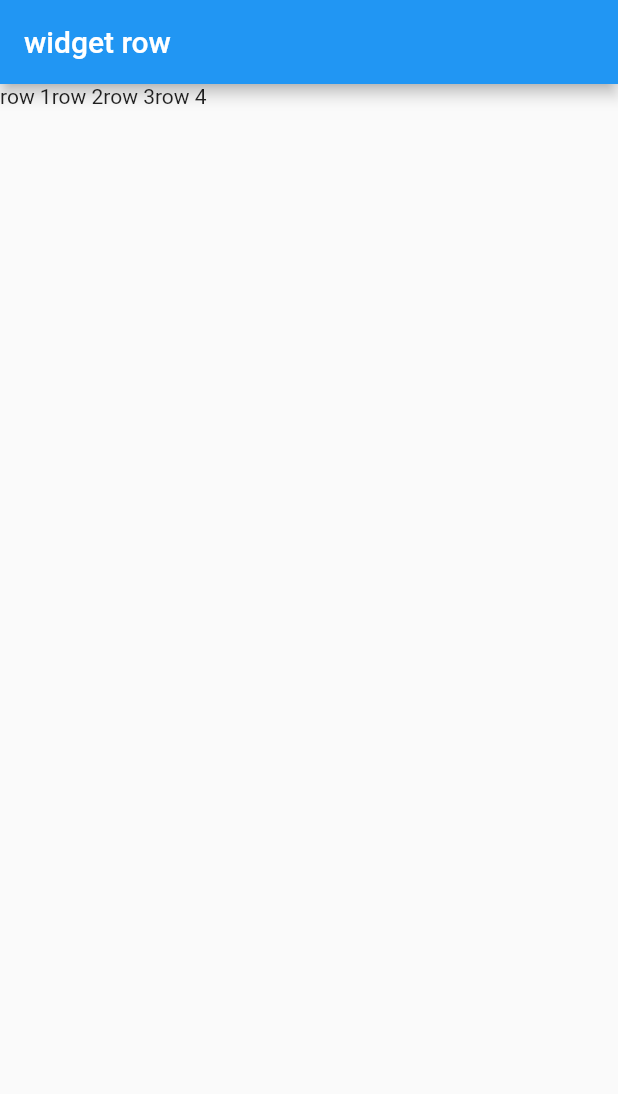
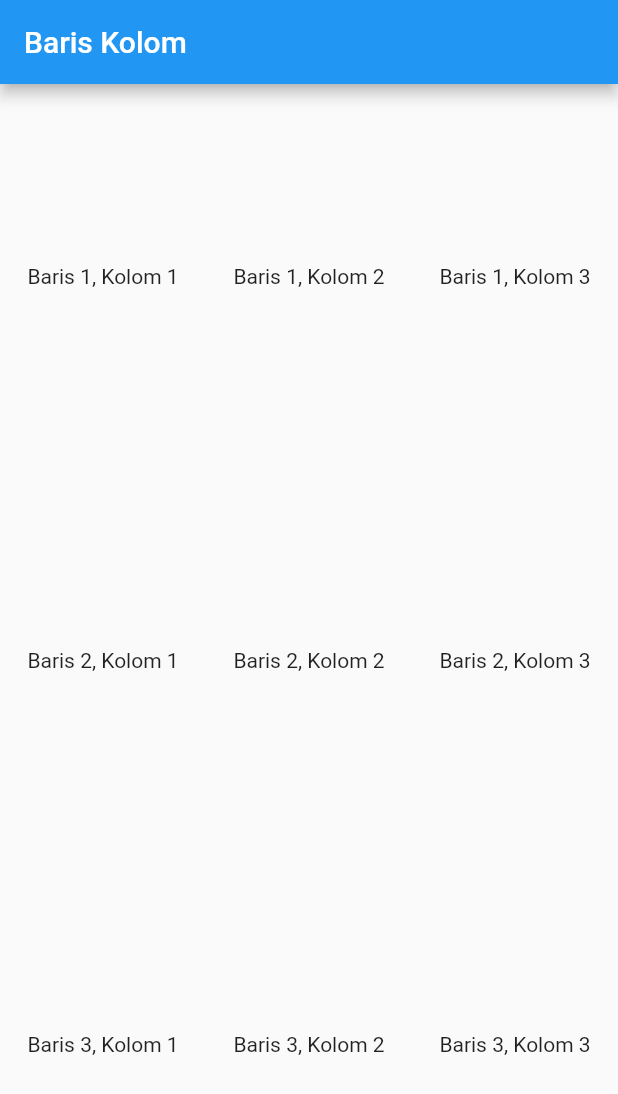
Before and after one commit to julydsp/flutter_application_july, a Flutter app: the screen it shows after launch, on a phone screen of 412 x 824 dp. Shown: the top 1094 px of the screen. Run offline on Flutter 3.47's test engine with Material 2 defaults, Android fonts, the phone set to English and light mode, and no system bars.

Commit message:
BARIS KOLOM

```diff
--- /dev/null
+++ b/lib/baris_kolom.dart
@@ -0,0 +1,26 @@
+import 'package:flutter/material.dart';
+
+class Bariskolom extends StatelessWidget {
+  const Bariskolom({Key? key}) : super(key: key);
+
+  @override
+  Widget build(BuildContext context) {
+    return Scaffold(
+      appBar: AppBar(
+        title: Text('Baris Kolom'),
+      ),
+      body: Row(
+        mainAxisAlignment: MainAxisAlignment.spaceAround,
+        children: [
+          for(var i = 1; i < 4; i++)
+          Column(
+            mainAxisAlignment: MainAxisAlignment.spaceAround,
+            children: [
+              for(var j = 1; j < 4; j++) Text("Baris $j, Kolom $i")
+            ],
+          )
+        ],
+      ),
+    );
+  }
+}
--- a/lib/main.dart
+++ b/lib/main.dart
@@ -1,5 +1,5 @@
 import 'package:flutter/material.dart';
-import 'row_widget.dart';
+import 'baris_kolom.dart';
 void main() {
   runApp(const MyApp());
 }
@@ -10,7 +10,7 @@ class MyApp extends StatelessWidget {
   Widget build(BuildContext context) {
     return const MaterialApp(
       title : 'klinik',
-      home : rowwidget(),
+      home :Bariskolom(),
     );
   }
 }
```
